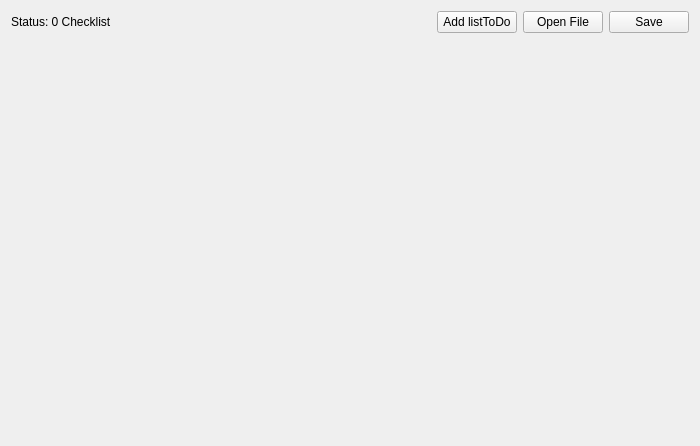
Qt form mainWindow.ui (SalmaElBidani/ProgettoListaToDo) before a commit.
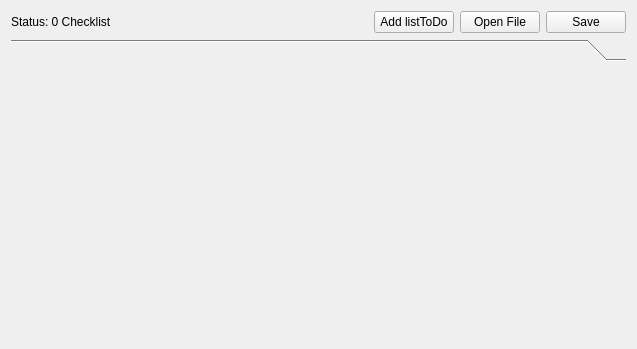
The same form after that commit.

Diff of the .ui file:
```diff
--- a/mainWindow.ui
+++ b/mainWindow.ui
@@ -6,8 +6,8 @@
    <rect>
     <x>0</x>
     <y>0</y>
-    <width>700</width>
-    <height>446</height>
+    <width>637</width>
+    <height>349</height>
    </rect>
   </property>
   <property name="windowTitle">
@@ -61,20 +61,14 @@
      </layout>
     </item>
     <item>
-     <layout class="QVBoxLayout" name="listToDosLayout"/>
-    </item>
-    <item>
-     <spacer name="verticalSpacer">
-      <property name="orientation">
-       <enum>Qt::Vertical</enum>
-      </property>
-      <property name="sizeHint" stdset="0">
-       <size>
-        <width>20</width>
-        <height>40</height>
-       </size>
-      </property>
-     </spacer>
+     <widget class="QToolBox" name="">
+      <widget class="QWidget" name="Page1" native="true">
+       <attribute name="label">
+        <string/>
+       </attribute>
+       <layout class="QVBoxLayout" name="listToDosLayout"/>
+      </widget>
+     </widget>
     </item>
    </layout>
   </widget>
```
